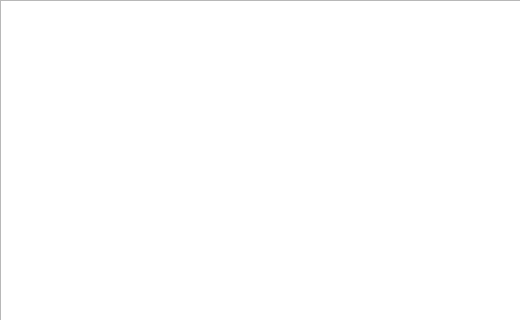
Old version of the form mainwindow.ui in the repository Kelogi/Juego_final_info2; both pictures show x 0 to 520 and y 0 to 320 of the 800 by 600 pixel window.
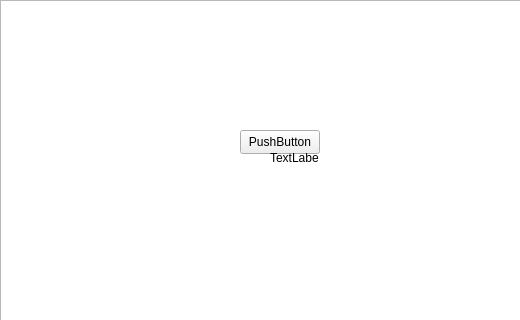
New version of the form.

The edit to the form file:
```diff
--- a/mainwindow.ui
+++ b/mainwindow.ui
@@ -24,6 +24,42 @@
      </rect>
     </property>
    </widget>
+   <widget class="QWidget" name="widget" native="true">
+    <property name="geometry">
+     <rect>
+      <x>220</x>
+      <y>100</y>
+      <width>120</width>
+      <height>80</height>
+     </rect>
+    </property>
+    <widget class="QPushButton" name="pushButton">
+     <property name="geometry">
+      <rect>
+       <x>20</x>
+       <y>30</y>
+       <width>80</width>
+       <height>24</height>
+      </rect>
+     </property>
+     <property name="text">
+      <string>PushButton</string>
+     </property>
+    </widget>
+    <widget class="QLabel" name="label">
+     <property name="geometry">
+      <rect>
+       <x>50</x>
+       <y>50</y>
+       <width>49</width>
+       <height>16</height>
+      </rect>
+     </property>
+     <property name="text">
+      <string>TextLabel</string>
+     </property>
+    </widget>
+   </widget>
   </widget>
  </widget>
  <resources/>
```
